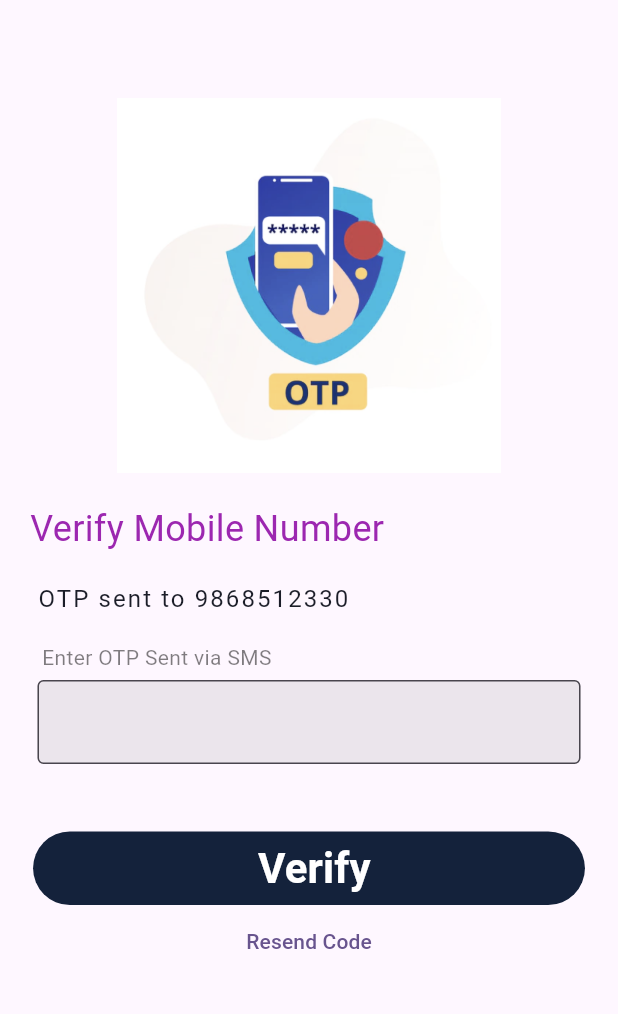
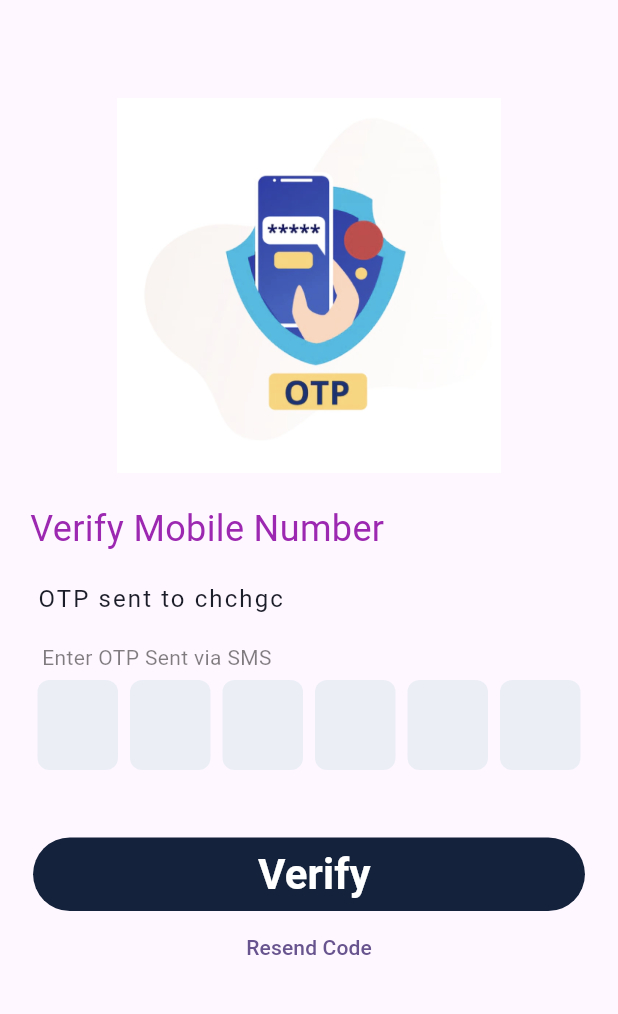
Before and after one commit to dipeshrawal/Hostel_Finder, a Flutter app: the SignUp_OTP screen opened directly, on a phone screen of 412 x 824 dp, the part 61-1075 px from its top. Run offline on Flutter 3.47's test engine with Material 3 defaults, Android fonts, the phone set to English and light mode, and no system bars; drawn by our look-alikes of pinput; our stand-ins replace cloud_firestore, firebase_auth, firebase_core, get, icons_plus; accounts and stored records are empty; generated files the repository leaves out were written again; network calls fail; Roboto replaces fonts that are missing (Hind).

Commit message:
dipesh update

```diff
--- a/lib/SignUp_OTP.dart
+++ b/lib/SignUp_OTP.dart
@@ -5,6 +5,7 @@ import 'package:flutter/material.dart';
 import 'package:hostel_finder/Login_Page.dart';
 import 'package:hostel_finder/Sign_Up.dart';
 import 'package:hostel_finder/Welcome_Page.dart';
+import 'package:pinput/pinput.dart';
 
 
 class SignUp_OTP extends StatefulWidget {
@@ -63,7 +64,7 @@ class SignUp_OTP_state extends State<SignUp_OTP>{
                         letterSpacing: 1.40,
                       ),
                     ),
-                    Text('9868512330',style: TextStyle(color: Color(0xFF1B1D28),
+                    Text('chchgc',style: TextStyle(color: Color(0xFF1B1D28),
                       fontSize: 16,
                       fontWeight: FontWeight.w400,
                       height: 0,
@@ -87,14 +88,19 @@ class SignUp_OTP_state extends State<SignUp_OTP>{
 
               Padding(
                 padding: const EdgeInsets.all(5),
-                child: TextField(
-                  decoration: InputDecoration(
-                    border: OutlineInputBorder(),
-                    filled: true,
-                    fillColor: Colors.grey.withOpacity(0.2)
-                  ),
-                  controller: OTP_controller,
-                  style: TextStyle(color: Colors.black),),
+                // child: TextField(
+                //   keyboardType: TextInputType.phone,
+                //   maxLength: 6,
+                //   decoration: InputDecoration(
+                //     border: OutlineInputBorder(),
+                //     filled: true,
+                //     fillColor: Colors.grey.withOpacity(0.2)
+                //   ),
+                //   controller: OTP_controller,
+                //   style: TextStyle(color: Colors.black),),
+                child: Pinput(
+                  length: 6,
+                ),
               ),
               SizedBox(height: 40,),
               TextButton(
--- a/lib/Sign_Up.dart
+++ b/lib/Sign_Up.dart
@@ -102,6 +102,8 @@ class Sign_Up_state extends State<Sign_Up>{
                 padding: const EdgeInsets.only(left: 5, right: 15),
                 child: Container(
                   child: TextField(
+                    keyboardType: TextInputType.number,
+                    maxLength: 10,
                     decoration: InputDecoration(
                       prefixIcon: Icon(Icons.phone),
                       border: OutlineInputBorder(),
@@ -217,7 +219,6 @@ class Sign_Up_state extends State<Sign_Up>{
                         email: email_controller.text,
                         password: password_controller.text,
                       );
-
                       // Store additional user data in Firestore
                       await _firestore.collection('users').doc(userCredential.user?.uid).set({
                         'full_name': fullname_controller.text,
--- a/pubspec.yaml
+++ b/pubspec.yaml
@@ -41,6 +41,7 @@ dependencies:
   cupertino_icons: ^1.0.2
   icons_plus: ^4.0.0
   get: ^4.6.6
+  pinput:
 
 dev_dependencies:
   flutter_test:
```
Also changed, not shown: lib/Login_Page.dart (+35 -4 lines), lib/Navigation_Slider.dart (+31 -1 lines), pubspec.lock, 5 other files.
